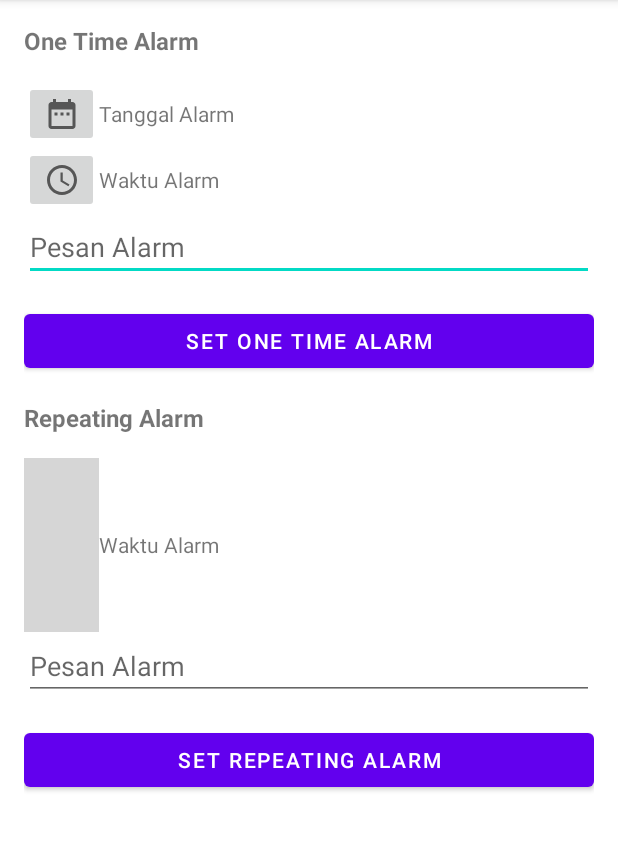
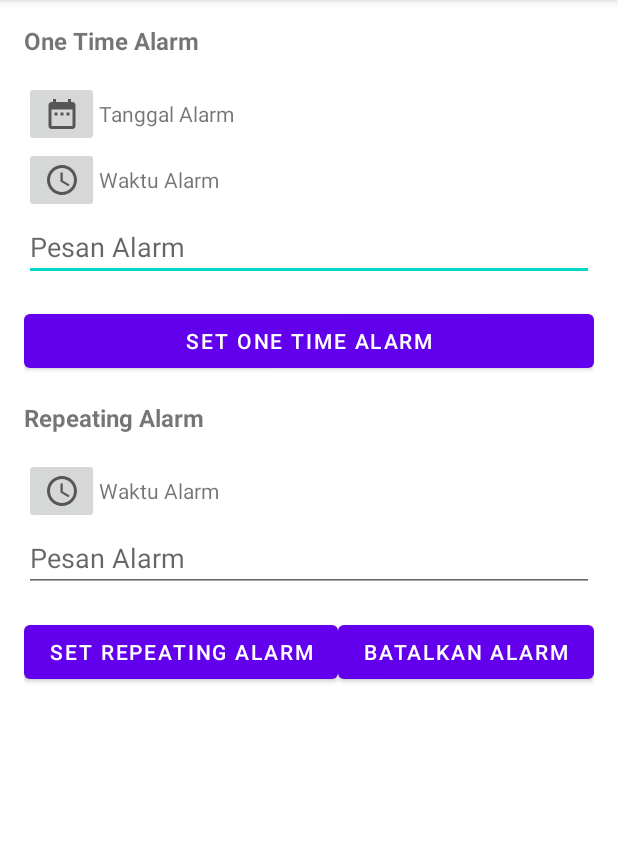
Before and after one commit to mnfaizp/android-fundamental-dicoding-course, an Android app: the AlarmManagerActivity screen opened directly, with no data from a screen before it, on a phone screen of 412 x 824 dp, the part 84-935 px from its top. Run offline under Robolectric (Android 15) with nearby library versions, the phone set to English and light mode, and no system bars; grey boxes are pictures that could not be loaded.

Commit message:
complete cancel alarm

```diff
--- a/app/src/main/java/com/example/fundamental/AlarmManagerActivity.kt
+++ b/app/src/main/java/com/example/fundamental/AlarmManagerActivity.kt
@@ -33,6 +33,9 @@ class AlarmManagerActivity : AppCompatActivity(), View.OnClickListener, DatePick
         binding?.btnRepeatingTime?.setOnClickListener(this)
         binding?.btnSetRepeatingAlarm?.setOnClickListener(this)
 
+        //cancel alarm listener
+        binding?.btnCancelRepeatingAlarm?.setOnClickListener(this)
+
         alarmReceiver = AlarmReceiver()
     }
 
@@ -66,6 +69,8 @@ class AlarmManagerActivity : AppCompatActivity(), View.OnClickListener, DatePick
                 val repeatMessage = binding?.edtRepeatingMessage?.text.toString()
                 alarmReceiver.setRepeatingAlarm(this, AlarmReceiver.TYPE_REPEATING, repeatTime, repeatMessage)
             }
+
+            R.id.btn_cancel_repeating_alarm -> alarmReceiver.cancelAlarm(this, AlarmReceiver.TYPE_REPEATING)
         }
     }
 
--- a/app/src/main/res/layout/activity_alarm_manager.xml
+++ b/app/src/main/res/layout/activity_alarm_manager.xml
@@ -82,7 +82,7 @@
             android:id="@+id/btn_repeating_time"
             android:layout_width="50dp"
             android:layout_height="wrap_content"
-            android:src="@drawable/ic_access_time_black" />
+            android:src="@drawable/ic_baseline_access_time_24" />
         <TextView
             android:id="@+id/tv_repeating_time"
             android:layout_width="wrap_content"
@@ -106,7 +106,17 @@
             android:layout_width="wrap_content"
             android:layout_height="wrap_content"
             android:layout_weight="0.5"
-            android:text="@string/set_repeating_alarm" />
+            android:text="@string/set_repeating_alarm"
+            tools:ignore="ButtonStyle" />
+
+        <Button
+            android:id="@+id/btn_cancel_repeating_alarm"
+            android:layout_width="wrap_content"
+            android:layout_height="wrap_content"
+            android:layout_weight="0.5"
+            android:text="@string/cancel_alarm"
+            tools:ignore="ButtonStyle" />
     </LinearLayout>
 
+
 </LinearLayout>
```
Also changed, not shown: app/src/main/java/com/example/fundamental/AlarmReceiver.kt (+10 -0 lines).
